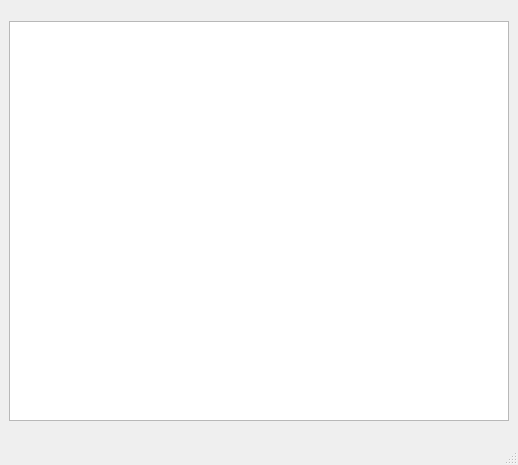
The window that src/breakout_window.ui (arthurbailao/pac-breakout) describes before a commit, drawn with Qt 5.
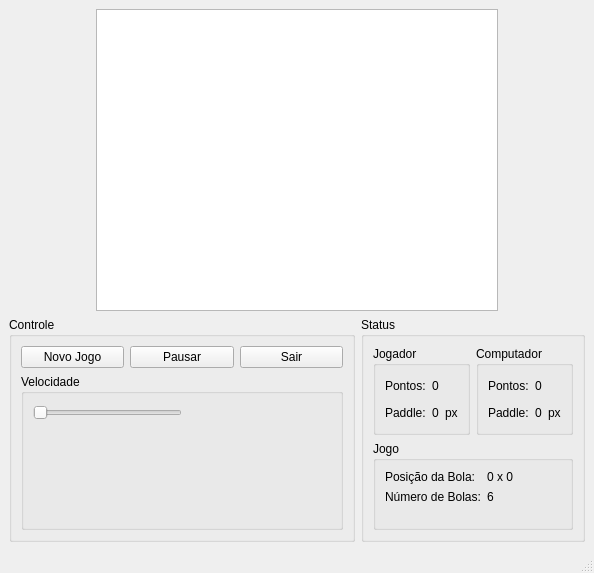
The same window after the commit.

Diff of the .ui file:
```diff
--- a/src/breakout_window.ui
+++ b/src/breakout_window.ui
@@ -6,30 +6,282 @@
    <rect>
     <x>0</x>
     <y>0</y>
-    <width>518</width>
-    <height>465</height>
+    <width>594</width>
+    <height>573</height>
    </rect>
   </property>
   <property name="windowTitle">
    <string>Breakout</string>
   </property>
   <widget class="QWidget" name="centralwidget">
-   <layout class="QGridLayout" name="gridLayout">
-    <item row="0" column="0">
-     <widget class="QGraphicsView" name="view">
-      <property name="minimumSize">
-       <size>
-        <width>500</width>
-        <height>400</height>
-       </size>
-      </property>
-      <property name="maximumSize">
-       <size>
-        <width>500</width>
-        <height>400</height>
-       </size>
-      </property>
-     </widget>
+   <layout class="QVBoxLayout" name="verticalLayout_4">
+    <item>
+     <layout class="QHBoxLayout" name="horizontalLayout_5">
+      <item>
+       <spacer name="horizontalSpacer">
+        <property name="orientation">
+         <enum>Qt::Horizontal</enum>
+        </property>
+        <property name="sizeHint" stdset="0">
+         <size>
+          <width>40</width>
+          <height>20</height>
+         </size>
+        </property>
+       </spacer>
+      </item>
+      <item>
+       <widget class="QGraphicsView" name="view">
+        <property name="minimumSize">
+         <size>
+          <width>402</width>
+          <height>302</height>
+         </size>
+        </property>
+        <property name="maximumSize">
+         <size>
+          <width>402</width>
+          <height>302</height>
+         </size>
+        </property>
+       </widget>
+      </item>
+      <item>
+       <spacer name="horizontalSpacer_3">
+        <property name="orientation">
+         <enum>Qt::Horizontal</enum>
+        </property>
+        <property name="sizeHint" stdset="0">
+         <size>
+          <width>40</width>
+          <height>20</height>
+         </size>
+        </property>
+       </spacer>
+      </item>
+     </layout>
+    </item>
+    <item>
+     <layout class="QHBoxLayout" name="horizontalLayout_4">
+      <item>
+       <widget class="QGroupBox" name="groupBox">
+        <property name="title">
+         <string>Controle</string>
+        </property>
+        <layout class="QVBoxLayout" name="verticalLayout_3">
+         <item>
+          <layout class="QHBoxLayout" name="horizontalLayout_2">
+           <item>
+            <widget class="QPushButton" name="pushButton">
+             <property name="text">
+              <string>Novo Jogo</string>
+             </property>
+            </widget>
+           </item>
+           <item>
+            <widget class="QPushButton" name="pushButton_2">
+             <property name="text">
+              <string>Pausar</string>
+             </property>
+            </widget>
+           </item>
+           <item>
+            <widget class="QPushButton" name="pushButton_3">
+             <property name="text">
+              <string>Sair</string>
+             </property>
+            </widget>
+           </item>
+          </layout>
+         </item>
+         <item>
+          <widget class="QGroupBox" name="groupBox_3">
+           <property name="title">
+            <string>Velocidade</string>
+           </property>
+           <layout class="QVBoxLayout" name="verticalLayout">
+            <item>
+             <layout class="QHBoxLayout" name="horizontalLayout">
+              <item>
+               <widget class="QSlider" name="horizontalSlider">
+                <property name="orientation">
+                 <enum>Qt::Horizontal</enum>
+                </property>
+               </widget>
+              </item>
+              <item>
+               <spacer name="horizontalSpacer_2">
+                <property name="orientation">
+                 <enum>Qt::Horizontal</enum>
+                </property>
+                <property name="sizeHint" stdset="0">
+                 <size>
+                  <width>40</width>
+                  <height>20</height>
+                 </size>
+                </property>
+               </spacer>
+              </item>
+             </layout>
+            </item>
+            <item>
+             <spacer name="verticalSpacer">
+              <property name="orientation">
+               <enum>Qt::Vertical</enum>
+              </property>
+              <property name="sizeHint" stdset="0">
+               <size>
+                <width>20</width>
+                <height>49</height>
+               </size>
+              </property>
+             </spacer>
+            </item>
+           </layout>
+          </widget>
+         </item>
+        </layout>
+       </widget>
+      </item>
+      <item>
+       <widget class="QGroupBox" name="groupBox_2">
+        <property name="title">
+         <string>Status</string>
+        </property>
+        <layout class="QVBoxLayout" name="verticalLayout_2">
+         <item>
+          <layout class="QHBoxLayout" name="horizontalLayout_3">
+           <item>
+            <widget class="QGroupBox" name="groupBox_4">
+             <property name="title">
+              <string>Jogador</string>
+             </property>
+             <layout class="QGridLayout" name="gridLayout">
+              <item row="1" column="0">
+               <widget class="QLabel" name="label_3">
+                <property name="text">
+                 <string>Paddle:</string>
+                </property>
+               </widget>
+              </item>
+              <item row="1" column="2">
+               <widget class="QLabel" name="label_4">
+                <property name="text">
+                 <string>px</string>
+                </property>
+               </widget>
+              </item>
+              <item row="0" column="1">
+               <widget class="QLabel" name="labelPlayerPoints">
+                <property name="text">
+                 <string>0</string>
+                </property>
+               </widget>
+              </item>
+              <item row="1" column="1">
+               <widget class="QLabel" name="labelPlayerPaddlePos">
+                <property name="text">
+                 <string>0</string>
+                </property>
+               </widget>
+              </item>
+              <item row="0" column="0">
+               <widget class="QLabel" name="label">
+                <property name="text">
+                 <string>Pontos:</string>
+                </property>
+               </widget>
+              </item>
+             </layout>
+            </widget>
+           </item>
+           <item>
+            <widget class="QGroupBox" name="groupBox_5">
+             <property name="title">
+              <string>Computador</string>
+             </property>
+             <layout class="QGridLayout" name="gridLayout_2">
+              <item row="0" column="0">
+               <widget class="QLabel" name="label_2">
+                <property name="text">
+                 <string>Pontos:</string>
+                </property>
+               </widget>
+              </item>
+              <item row="0" column="1">
+               <widget class="QLabel" name="labelComputerPoints">
+                <property name="text">
+                 <string>0</string>
+                </property>
+               </widget>
+              </item>
+              <item row="1" column="0">
+               <widget class="QLabel" name="label_5">
+                <property name="text">
+                 <string>Paddle:</string>
+                </property>
+               </widget>
+              </item>
+              <item row="1" column="1">
+               <widget class="QLabel" name="labelComputerPaddlePos">
+                <property name="text">
+                 <string>0</string>
+                </property>
+               </widget>
+              </item>
+              <item row="1" column="2">
+               <widget class="QLabel" name="label_6">
+                <property name="text">
+                 <string>px</string>
+                </property>
+               </widget>
+              </item>
+             </layout>
+            </widget>
+           </item>
+          </layout>
+         </item>
+         <item>
+          <widget class="QGroupBox" name="groupBox_6">
+           <property name="title">
+            <string>Jogo</string>
+           </property>
+           <layout class="QFormLayout" name="formLayout">
+            <item row="0" column="0">
+             <widget class="QLabel" name="label_7">
+              <property name="text">
+               <string>Posição da Bola:</string>
+              </property>
+             </widget>
+            </item>
+            <item row="0" column="1">
+             <widget class="QLabel" name="labelBallPosition">
+              <property name="text">
+               <string>0 x 0</string>
+              </property>
+             </widget>
+            </item>
+            <item row="1" column="0">
+             <widget class="QLabel" name="label_8">
+              <property name="text">
+               <string>Número de Bolas:</string>
+              </property>
+             </widget>
+            </item>
+            <item row="1" column="1">
+             <widget class="QLabel" name="labelNumberOfBalls">
+              <property name="text">
+               <string>6</string>
+              </property>
+             </widget>
+            </item>
+           </layout>
+          </widget>
+         </item>
+        </layout>
+       </widget>
+      </item>
+     </layout>
     </item>
    </layout>
   </widget>
```
Left out of the diff: 2 changed lines with no effect on the pictures.
